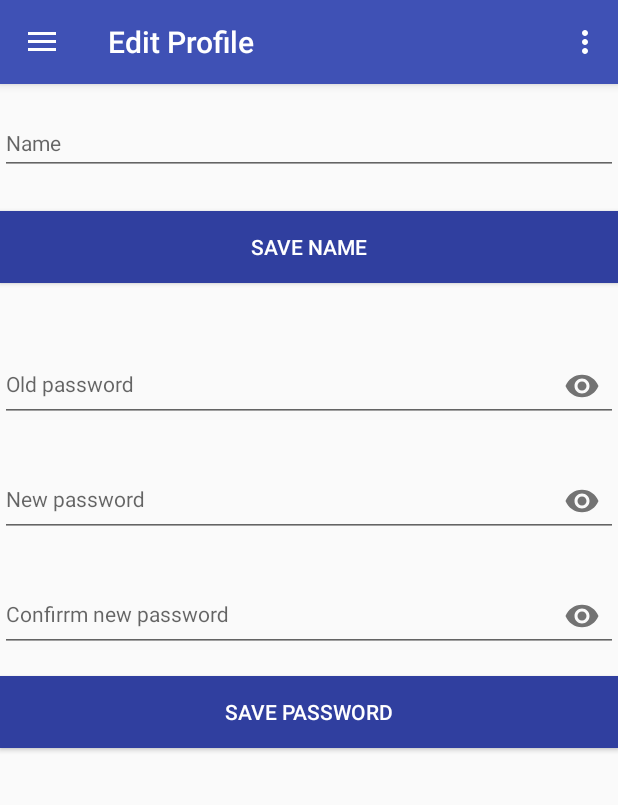
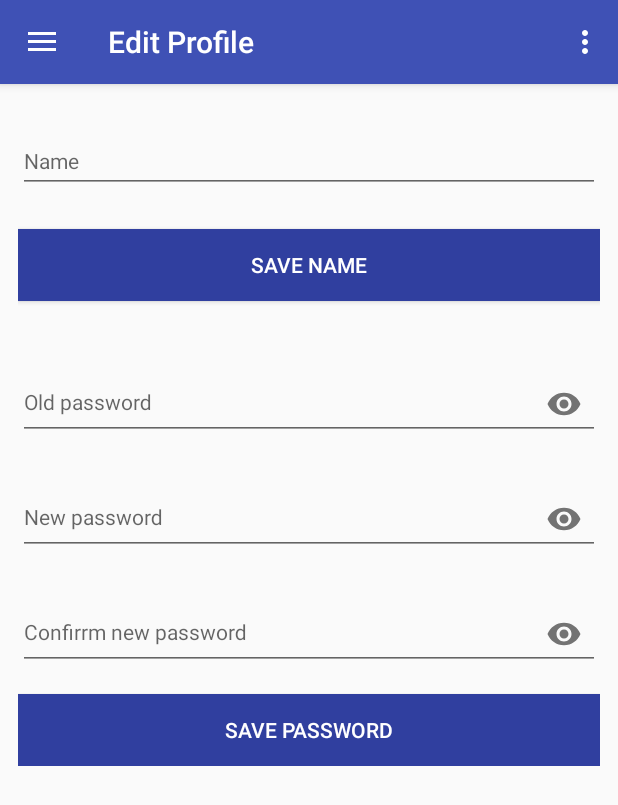
Before and after one commit to Schenckerl/SoftwareTechnology2017, an Android app: the screen it shows after launch once a user with an empty profile is signed in (TimemanagementActivity), after a tap on an icon or button, on a phone screen of 412 x 824 dp. Shown: the top 805 px of the screen. Run offline under Robolectric (Android 15) with nearby library versions, the phone set to English and light mode, and no system bars; our stand-ins replace Firebase (no records; nobody signed in at launch, a user with empty details on screens opened directly), sdp/ssp sizes; 1 other tap on this screen came first.

Commit message:
[MF, MT] add scrollview to edit user profile

```diff
--- a/TimemanagementTool/app/src/main/res/layout/fragment_edit_profile.xml
+++ b/TimemanagementTool/app/src/main/res/layout/fragment_edit_profile.xml
@@ -8,9 +8,14 @@
     android:descendantFocusability="beforeDescendants"
     android:focusableInTouchMode="true">
 
+    <ScrollView
+        android:layout_width="match_parent"
+        android:layout_height="match_parent">
+
         <LinearLayout
             android:layout_width="match_parent"
-        android:layout_height="match_parent"
+            android:layout_height="wrap_content"
+            android:layout_margin="@dimen/_12sdp"
             android:orientation="vertical">
 
             <android.support.design.widget.TextInputLayout
@@ -20,7 +25,7 @@
                 android:layout_height="wrap_content"
                 android:hint="@string/edit_profile_name"
                 app:errorTextAppearance="@style/AppTheme.Text.ErrorText"
-            app:hintTextAppearance="@style/AppTheme.Text.ErrorText">
+                app:hintTextAppearance="@style/AppTheme.Text.HintText">
 
                 <android.support.design.widget.TextInputEditText
                     android:id="@+id/profile_name"
@@ -30,7 +35,7 @@
                     android:imeOptions="actionNext"
                     android:inputType="textPersonName|textCapWords"
                     app:errorTextAppearance="@style/AppTheme.Text.ErrorText"
-                app:hintTextAppearance="@style/AppTheme.Text.ErrorText" />
+                    app:hintTextAppearance="@style/AppTheme.Text.HintText" />
             </android.support.design.widget.TextInputLayout>
 
             <Button
@@ -48,13 +53,11 @@
                 style="@style/AppTheme.TextInputLayout"
                 android:layout_width="match_parent"
                 android:layout_height="wrap_content"
-            android:layout_below="@+id/save_edit_button"
                 android:layout_marginTop="@dimen/_32sdp"
                 android:hint="@string/edit_profile_old_password"
-            app:passwordToggleEnabled="true"
-
                 app:errorTextAppearance="@style/AppTheme.Text.ErrorText"
-            app:hintTextAppearance="@style/AppTheme.Text.ErrorText">
+                app:hintTextAppearance="@style/AppTheme.Text.HintText"
+                app:passwordToggleEnabled="true">
 
                 <android.support.design.widget.TextInputEditText
                     android:id="@+id/profile_old_password"
@@ -63,7 +66,7 @@
                     android:layout_height="wrap_content"
                     android:inputType="textPassword"
                     app:errorTextAppearance="@style/AppTheme.Text.ErrorText"
-                app:hintTextAppearance="@style/AppTheme.Text.ErrorText" />
+                    app:hintTextAppearance="@style/AppTheme.Text.HintText" />
             </android.support.design.widget.TextInputLayout>
 
             <android.support.design.widget.TextInputLayout
@@ -71,11 +74,10 @@
                 style="@style/AppTheme.TextInputLayout"
                 android:layout_width="match_parent"
                 android:layout_height="wrap_content"
-            android:layout_below="@+id/profile_old_password_wrapper"
                 android:hint="@string/edit_profile_password"
-            app:passwordToggleEnabled="true"
                 app:errorTextAppearance="@style/AppTheme.Text.ErrorText"
-            app:hintTextAppearance="@style/AppTheme.Text.ErrorText">
+                app:hintTextAppearance="@style/AppTheme.Text.HintText"
+                app:passwordToggleEnabled="true">
 
                 <android.support.design.widget.TextInputEditText
                     android:id="@+id/profile_password"
@@ -84,7 +86,7 @@
                     android:layout_height="wrap_content"
                     android:inputType="textPassword"
                     app:errorTextAppearance="@style/AppTheme.Text.ErrorText"
-                app:hintTextAppearance="@style/AppTheme.Text.ErrorText" />
+                    app:hintTextAppearance="@style/AppTheme.Text.HintText" />
             </android.support.design.widget.TextInputLayout>
 
             <android.support.design.widget.TextInputLayout
@@ -92,11 +94,10 @@
                 style="@style/AppTheme.TextInputLayout"
                 android:layout_width="match_parent"
                 android:layout_height="wrap_content"
-            android:layout_below="@+id/password_wrapper"
-            app:passwordToggleEnabled="true"
                 android:hint="@string/edit_profile_confirm_password"
                 app:errorTextAppearance="@style/AppTheme.Text.ErrorText"
-            app:hintTextAppearance="@style/AppTheme.Text.ErrorText">
+                app:hintTextAppearance="@style/AppTheme.Text.HintText"
+                app:passwordToggleEnabled="true">
 
                 <android.support.design.widget.TextInputEditText
                     android:id="@+id/profile_repeat_password"
@@ -105,8 +106,9 @@
                     android:layout_height="wrap_content"
                     android:inputType="textPassword"
                     app:errorTextAppearance="@style/AppTheme.Text.ErrorText"
-                app:hintTextAppearance="@style/AppTheme.Text.ErrorText" />
+                    app:hintTextAppearance="@style/AppTheme.Text.HintText" />
             </android.support.design.widget.TextInputLayout>
+
 
             <Button
                 android:id="@+id/save_password_button"
@@ -120,6 +122,8 @@
 
         </LinearLayout>
 
+    </ScrollView>
+
     <ProgressBar
         android:id="@+id/progressBarEditProfil"
         style="?android:attr/progressBarStyle"
```
Lines whose indentation alone changed are shown as unchanged.
